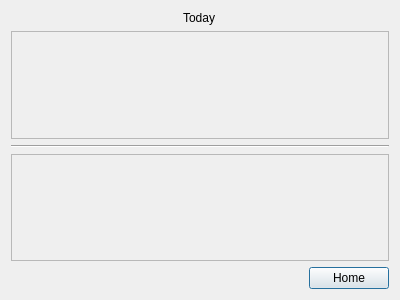
Old version of the form stock-watchlist/seeToday.ui in the repository Kataki-Takanashi/Halal-Stock-Organizer.
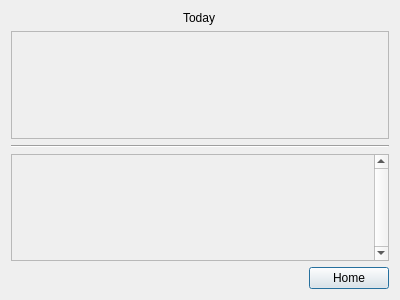
New version of the form.

Diff of the .ui file:
```diff
--- a/stock-watchlist/seeToday.ui
+++ b/stock-watchlist/seeToday.ui
@@ -48,6 +48,15 @@
    </item>
    <item>
     <widget class="QScrollArea" name="scrollArea_2">
+        <property name="enabled">
+            <bool>true</bool>
+        </property>
+        <property name="verticalScrollBarPolicy">
+            <enum>Qt::ScrollBarAlwaysOn</enum>
+        </property>
+        <property name="sizeAdjustPolicy">
+            <enum>QAbstractScrollArea::AdjustToContents</enum>
+        </property>
      <property name="widgetResizable">
       <bool>true</bool>
      </property>
```
Lines whose indentation alone changed are shown as unchanged.
